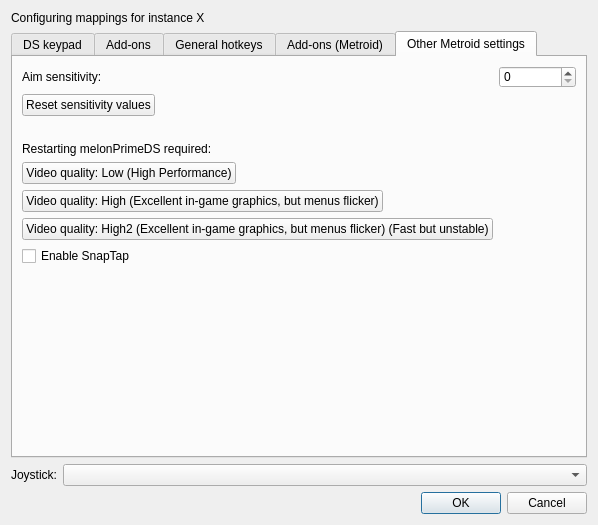
Above: src/frontend/qt_sdl/InputConfig/InputConfigDialog.ui from ag-advania/melonPrimeDS before the change. Below: the same form after it.
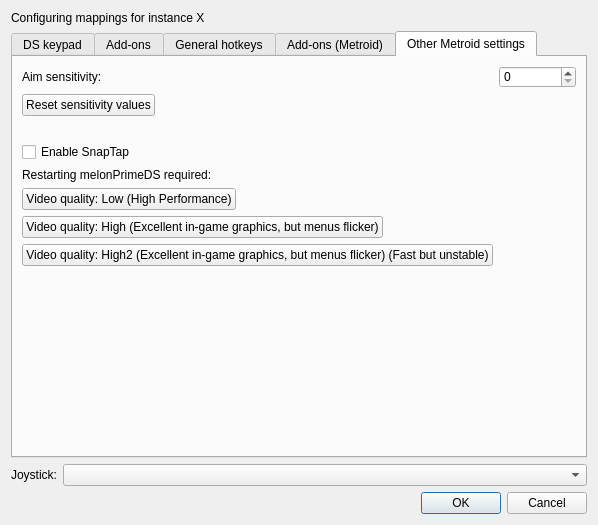
That is the form after the change. The open tabs and pages were chosen to show the change. Icons and pictures are not drawn.

Commit message: Changed order of metroid menu

Patch:
```diff
--- a/src/frontend/qt_sdl/InputConfig/InputConfigDialog.ui
+++ b/src/frontend/qt_sdl/InputConfig/InputConfigDialog.ui
@@ -2335,7 +2335,16 @@
 				    </widget>
 			    </item>
 
-			    <item row="3" column="0">
+				<!-- SnapTap -->
+				<item row="3" column="0">
+					<widget class="QCheckBox" name="cbMetroidEnableSnapTap">
+						<property name="text">
+							<string>Enable SnapTap</string>
+						</property>
+					</widget>
+				</item>
+				
+			    <item row="4" column="0">
 				    <!-- Label for metroidSetVideoQuality -->
 				    <widget class="QLabel" name="metroidSetVideoQualityLabel">
 					    <property name="text">
@@ -2346,7 +2355,7 @@
 
 
 			    <!-- Low quality -->
-			    <item row="4" column="0">
+			    <item row="5" column="0">
 				    <widget class="QPushButton" name="metroidSetVideoQualityToLow">
 					    <property name="text">
 						    <string>Video quality: Low (High Performance)</string>
@@ -2355,7 +2364,7 @@
 			    </item>
 
 			    <!-- High quality -->
-			    <item row="5" column="0">
+			    <item row="6" column="0">
 				    <widget class="QPushButton" name="metroidSetVideoQualityToHigh">
 					    <property name="text">
 						    <string>Video quality: High (Excellent in-game graphics, but menus flicker)</string>
@@ -2364,7 +2373,7 @@
 			    </item>
 
 				<!-- High2 quality -->
-				<item row="6" column="0">
+				<item row="7" column="0">
 					<widget class="QPushButton" name="metroidSetVideoQualityToHigh2">
 						<property name="text">
 							<string>Video quality: High2 (Excellent in-game graphics, but menus flicker) (Fast but unstable)</string>
@@ -2372,14 +2381,6 @@
 					</widget>
 				</item>
 
-				<!-- SnapTap -->
-				<item row="7" column="0">
-					<widget class="QCheckBox" name="cbMetroidEnableSnapTap">
-						<property name="text">
-							<string>Enable SnapTap</string>
-						</property>
-					</widget>
-				</item>
 
 			</layout>
 	    </widget>
```
